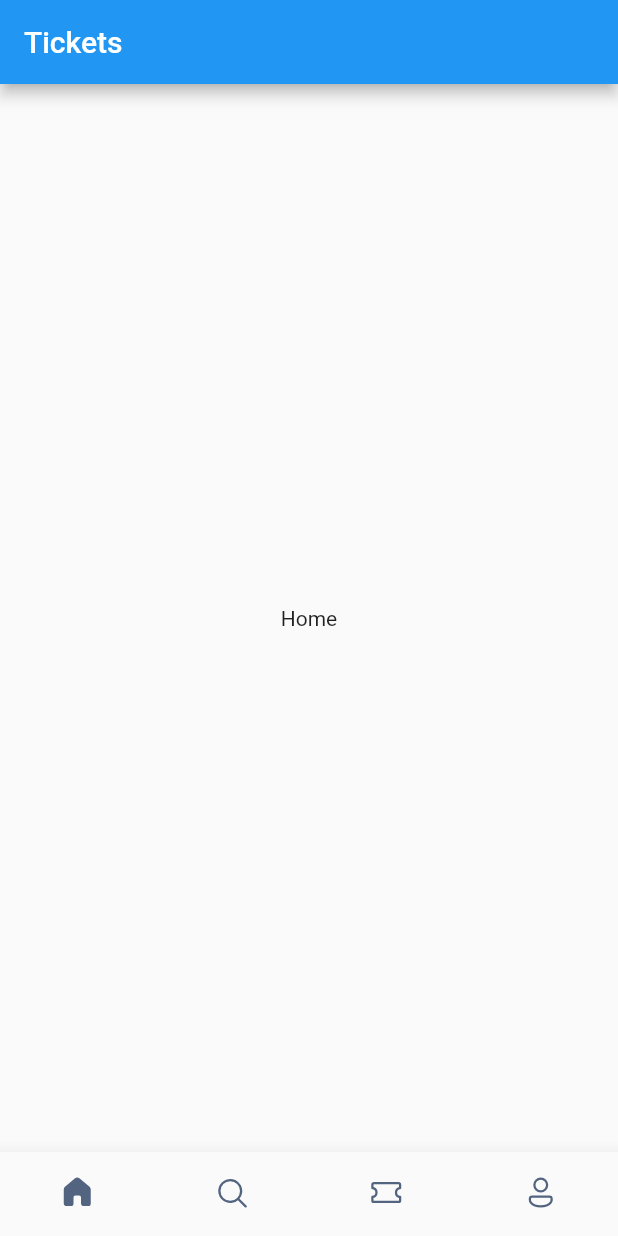
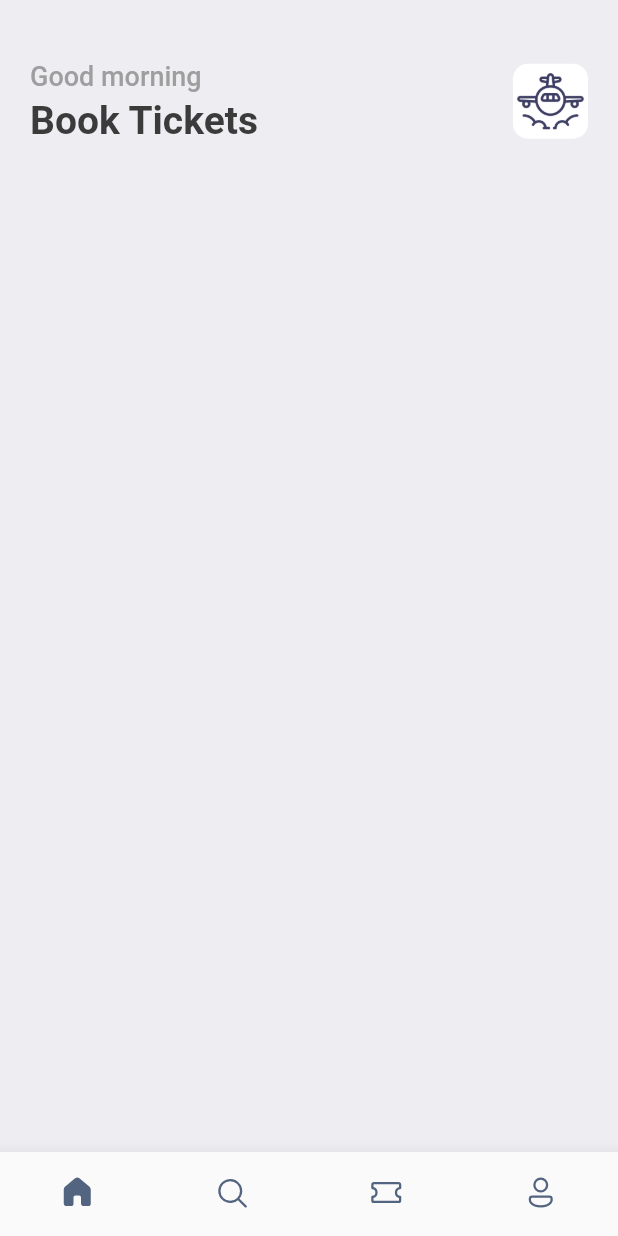
Before and after one commit to jestyal/booking_app, a Flutter app: the screen it shows after launch, on a phone screen of 412 x 824 dp. Run offline on Flutter 3.47's test engine with Material 2 defaults, Android fonts, the phone set to English and light mode, and no system bars; our stand-ins replace fluentui_icons, gap.

Commit message:
Added app styles, added first row in the home page

```diff
--- a/lib/constants/colors.dart
+++ /dev/null
@@ -1,6 +0,0 @@
-import 'package:flutter/material.dart';
-
-// Color background = const Color.fromRGBO(255, 255, 255, 1);
-// Color activeButton = const Color.fromRGBO(102, 153, 204, 1);
-// Color basicText = const Color.fromARGB(177, 0, 0, 0);
-Color iconColor = const Color(0xFF526480);
--- a/lib/main.dart
+++ b/lib/main.dart
@@ -1,4 +1,5 @@
 import 'package:flutter/material.dart';
+import '/utils/app_styles.dart';
 import '/screens/bottom_bar.dart';
 
 void main() {
@@ -8,13 +9,14 @@ void main() {
 class MyApp extends StatelessWidget {
   const MyApp({Key? key}) : super(key: key);
 
-  // This widget is the root of your application.
   @override
   Widget build(BuildContext context) {
     return MaterialApp(
+      // YouTube tutorial: https://www.youtube.com/watch?v=71AsYo2q_0Y&list=LL&index=15
       title: 'Flutter Demo',
+      debugShowCheckedModeBanner: false,
       theme: ThemeData(
-        primarySwatch: Colors.blue,
+        primaryColor: primary,
       ),
       home: const BottomBar(),
     );
--- a/lib/screens/bottom_bar.dart
+++ b/lib/screens/bottom_bar.dart
@@ -2,7 +2,7 @@ import 'package:flutter/cupertino.dart';
 import 'package:flutter/material.dart';
 import 'package:fluentui_icons/fluentui_icons.dart';
 import '/screens/home_screen.dart';
-import '/constants/colors.dart';
+import '/utils/app_styles.dart';
 
 class BottomBar extends StatefulWidget {
   const BottomBar({Key? key}) : super(key: key);
@@ -29,9 +29,6 @@ class _BottomBarState extends State<BottomBar> {
   @override
   Widget build(BuildContext context) {
     return Scaffold(
-      appBar: AppBar(
-        title: const Text("Tickets"),
-      ),
       body: Center(child: _widgetOptions[_selectedIndex]),
       bottomNavigationBar: BottomNavigationBar(
         currentIndex: _selectedIndex,
@@ -39,8 +36,8 @@ class _BottomBarState extends State<BottomBar> {
         elevation: 10,
         showUnselectedLabels: false,
         showSelectedLabels: false,
-        selectedItemColor: iconColor,
-        unselectedItemColor: iconColor,
+        selectedItemColor: Styles.iconColor,
+        unselectedItemColor: Styles.iconColor,
         type: BottomNavigationBarType.fixed,
         items: const [
           BottomNavigationBarItem(
--- a/lib/screens/home_screen.dart
+++ b/lib/screens/home_screen.dart
@@ -1,15 +1,51 @@
 import 'package:flutter/cupertino.dart';
 import 'package:flutter/material.dart';
+import 'package:gap/gap.dart';
+import '/utils/app_styles.dart';
 
 class HomeScreen extends StatelessWidget {
   const HomeScreen({Key? key}) : super(key: key);
 
   @override
   Widget build(BuildContext context) {
-    return Container(
-      child: const Center(
-        child: Text("Home"),
-      ),
-    );
+    return Scaffold(
+        backgroundColor: Styles.bgColor,
+        body: ListView(
+          children: [
+            Container(
+              padding: const EdgeInsets.symmetric(horizontal: 20),
+              child: Column(
+                children: [
+                  const Gap(40),
+                  Row(
+                    mainAxisAlignment: MainAxisAlignment.spaceBetween,
+                    children: [
+                      Column(
+                        crossAxisAlignment: CrossAxisAlignment.start,
+                        children: [
+                          Text("Good morning", style: Styles.headLineStyle3),
+                          const Gap(4),
+                          Text("Book Tickets", style: Styles.headLineStyle1),
+                        ],
+                      ),
+                      Container(
+                        height: 50,
+                        width: 50,
+                        decoration: BoxDecoration(
+                          color: Styles.whiteColor,
+                          borderRadius: BorderRadius.circular(10),
+                          image: const DecorationImage(
+                            fit: BoxFit.cover,
+                            image: AssetImage("assets/images/airplane.png"),
+                          ),
+                        ),
+                      )
+                    ],
+                  ),
+                ],
+              ),
+            ),
+          ],
+        ));
   }
 }
--- /dev/null
+++ b/lib/utils/app_styles.dart
@@ -0,0 +1,19 @@
+import 'package:flutter/material.dart';
+
+Color primary = const Color(0xFF687daf);
+
+class Styles{
+  static Color primaryColor = primary;
+  static Color textColor = const Color(0xFF3b3b3b);
+  static Color bgColor = const Color(0xFFeeedf2);
+  static Color orangeColor = const Color(0xFF526799);
+
+  static Color whiteColor = const Color(0xFFFFFFFF);
+  static Color iconColor = const Color(0xFF526480);
+
+  static TextStyle textStyle = TextStyle(fontSize: 16, color: textColor, fontWeight: FontWeight.w500);
+  static TextStyle headLineStyle1 = TextStyle(fontSize: 26, color: textColor, fontWeight: FontWeight.bold);
+  static TextStyle headLineStyle2 = TextStyle(fontSize: 21, color: textColor, fontWeight: FontWeight.bold);
+  static TextStyle headLineStyle3 = TextStyle(fontSize: 18, color: Colors.grey.shade500, fontWeight: FontWeight.w500);
+  static TextStyle headLineStyle4 = TextStyle(fontSize: 14, color: Colors.grey.shade500, fontWeight: FontWeight.w500);
+}
--- a/pubspec.yaml
+++ b/pubspec.yaml
@@ -35,6 +35,7 @@ dependencies:
   # Use with the CupertinoIcons class for iOS style icons.
   cupertino_icons: ^1.0.2
   fluentui_icons: ^1.0.0
+  gap: ^2.0.0
 
 dev_dependencies:
   flutter_test:
@@ -59,8 +60,8 @@ flutter:
   uses-material-design: true
 
   # To add assets to your application, add an assets section, like this:
-  # assets:
-  #   - images/a_dot_burr.jpeg
+  assets:
+    - assets/images/
   #   - images/a_dot_ham.jpeg
 
   # An image asset can refer to one or more resolution-specific "variants", see
```
Also changed, not shown: assets/images/airplane.png (added), pubspec.lock.
